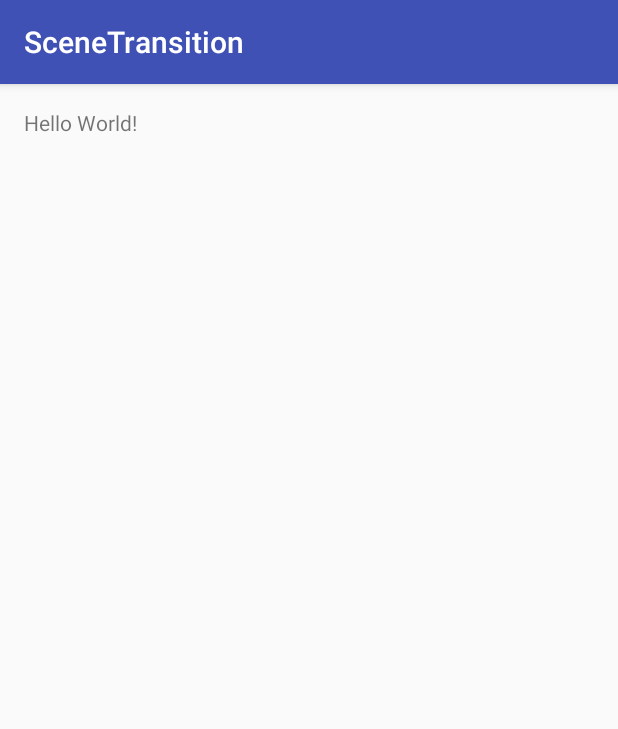
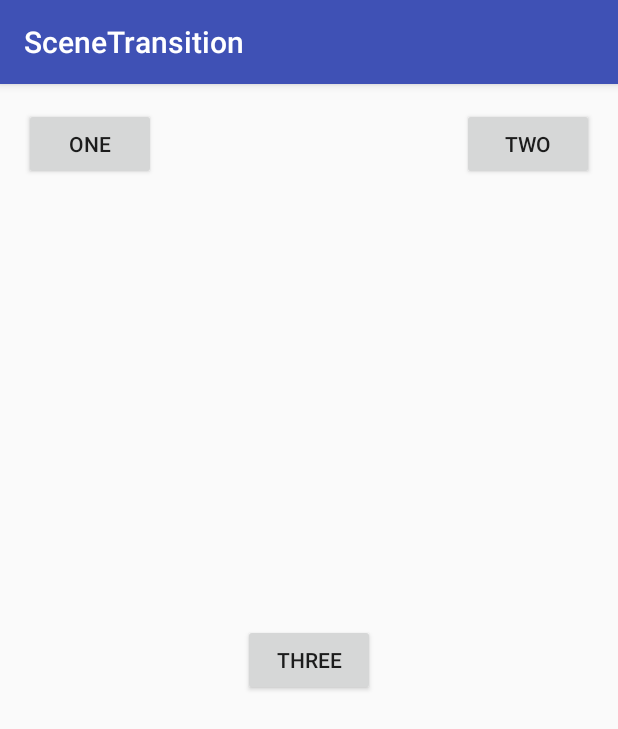
Before and after one commit to dichha/everydayAndroid, an Android app: the screen it shows after launch (SceneTransitionActivity), on a phone screen of 412 x 824 dp. Shown: the top 729 px of the screen. Run offline under Robolectric (Android 15) with nearby library versions, the phone set to English and light mode, and no system bars.

Commit message:
Scene transition animation

```diff
--- a/SceneTransition/app/src/main/java/edu/uiowa/dichha/scenetransition/SceneTransitionActivity.java
+++ b/SceneTransition/app/src/main/java/edu/uiowa/dichha/scenetransition/SceneTransitionActivity.java
@@ -2,12 +2,47 @@ package edu.uiowa.dichha.scenetransition;
 
 import android.support.v7.app.AppCompatActivity;
 import android.os.Bundle;
+import android.view.View;
+import android.view.ViewGroup;
+import android.transition.Scene;
+import android.transition.Transition;
+import android.transition.TransitionManager;
+import android.transition.TransitionInflater;
+
 
 public class SceneTransitionActivity extends AppCompatActivity {
+
+    ViewGroup rootContainer;
+    Scene scene1;
+    Scene scene2;
+    Transition transitionMgr;
 
     @Override
     protected void onCreate(Bundle savedInstanceState) {
         super.onCreate(savedInstanceState);
         setContentView(R.layout.activity_scene_transition);
+
+        //Preparing a root container
+        rootContainer = (ViewGroup) findViewById(R.id.rootContainer);
+
+        transitionMgr = TransitionInflater.from(this).inflateTransition(R.transition.transition);
+
+        //referencing scenes created in xml
+        scene1 = Scene.getSceneForLayout(rootContainer,R.layout.scene1_layout, this);
+        scene2 = Scene.getSceneForLayout(rootContainer, R.layout.scene2_layout, this);
+
+        //Entering scene
+        scene1.enter();
+
     }
+    //Implementing the Transitions
+
+    public void goToScene2(View view){
+        TransitionManager.go(scene2, transitionMgr);
+    }
+
+    public void goToScene1(View view){
+        TransitionManager.go(scene1, transitionMgr);
+    }
+
 }
--- a/SceneTransition/app/src/main/res/layout/activity_scene_transition.xml
+++ b/SceneTransition/app/src/main/res/layout/activity_scene_transition.xml
@@ -1,7 +1,7 @@
 <?xml version="1.0" encoding="utf-8"?>
 <RelativeLayout xmlns:android="http://schemas.android.com/apk/res/android"
     xmlns:tools="http://schemas.android.com/tools"
-    android:id="@+id/activity_scene_transition"
+    android:id="@+id/rootContainer"
     android:layout_width="match_parent"
     android:layout_height="match_parent"
     android:paddingBottom="@dimen/activity_vertical_margin"
--- /dev/null
+++ b/SceneTransition/app/src/main/res/layout/scene1_layout.xml
@@ -0,0 +1,32 @@
+<?xml version="1.0" encoding="utf-8"?>
+<RelativeLayout xmlns:android="http://schemas.android.com/apk/res/android"
+    xmlns:tools="http://schemas.android.com/tools"
+    android:orientation="vertical" android:layout_width="match_parent"
+    android:layout_height="match_parent">
+
+    <Button
+        android:text="@string/one_string"
+        android:layout_width="wrap_content"
+        android:layout_height="wrap_content"
+        android:layout_alignParentTop="true"
+        android:layout_alignParentLeft="true"
+        android:id="@+id/button1"
+        android:onClick="goToScene2"/>
+
+    <Button
+        android:text="@string/two_string"
+        android:layout_width="wrap_content"
+        android:layout_height="wrap_content"
+        android:id="@+id/button2"
+        android:layout_alignParentTop="true"
+        android:layout_alignParentRight="true"
+        android:onClick="goToScene1"/>
+
+    <Button
+        android:text="@string/three_string"
+        android:layout_width="wrap_content"
+        android:layout_height="wrap_content"
+        android:layout_centerHorizontal="true"
+        android:layout_centerVertical="true"
+        android:id="@+id/button3"/>
+</RelativeLayout>
--- /dev/null
+++ b/SceneTransition/app/src/main/res/transition/transition.xml
@@ -0,0 +1,19 @@
+<?xml version="1.0" encoding="utf-8"?>
+<transitionSet
+    xmlns:android="http://schemas.android.com/apk/res/android"
+    android:transitionOrdering="sequential">
+    <fade
+        android:duration="2000"
+        android:fadingMode="fade_in">
+        <targets>
+            <target android:targetId="@+id/button3"/>
+        </targets>
+
+    </fade>
+
+
+    <changeBounds
+        android:duration="2000"
+        android:interpolator="@android:anim/bounce_interpolator">
+    </changeBounds>
+</transitionSet>
--- a/SceneTransition/app/src/main/res/values/strings.xml
+++ b/SceneTransition/app/src/main/res/values/strings.xml
@@ -1,3 +1,6 @@
 <resources>
     <string name="app_name">SceneTransition</string>
+    <string name="one_string">One</string>
+    <string name="two_string">Two</string>
+    <string name="three_string">Three</string>
 </resources>
```
Also changed, not shown: SceneTransition/app/src/main/res/layout/scene2_layout.xml (added, +25 -0 lines).
